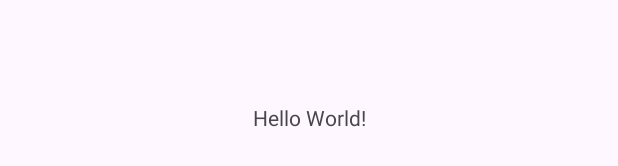
After one commit to kiszkahubert/final-prj, an Android app: the layout activity_main_page.xml on its own in the app's theme, with its tools: preview values and no code run, on a phone screen of 412 x 824 dp. The commit adds this screen. Shown: the part 501-667 px from the top of the screen. Run offline under Robolectric (Android 15) with nearby library versions, the phone set to English and light mode, and no system bars.

Commit message:
few tweaks

```diff
--- a/backend/src/main/java/com/kiszka/prj/repositories/ChildAccessTokenRepository.java
+++ b/backend/src/main/java/com/kiszka/prj/repositories/ChildAccessTokenRepository.java
@@ -10,4 +10,5 @@ import java.util.Optional;
 @Repository
 public interface ChildAccessTokenRepository extends JpaRepository<ChildAccessToken, Integer> {
     Optional<ChildAccessToken> findByParentId(int parentId);
+    Optional<ChildAccessToken> findByPin(String pin);
 }
--- a/backend/src/main/java/com/kiszka/prj/services/JWTService.java
+++ b/backend/src/main/java/com/kiszka/prj/services/JWTService.java
@@ -45,6 +45,10 @@ public class JWTService {
 
         return claimsResolver.apply(claims);
     }
+    public String generatePermanentToken(UserDetails userDetails) {
+        long hundredYears = 100L * 365 * 24 * 60 * 60 * 1000;
+        return buildToken(new HashMap<>(), userDetails, hundredYears);
+    }
     public String generateToken(UserDetails userDetails){
         return generateToken(new HashMap<>(), userDetails);
     }
--- /dev/null
+++ b/native/app/src/main/res/layout/activity_main_page.xml
@@ -0,0 +1,17 @@
+<?xml version="1.0" encoding="utf-8"?>
+<androidx.constraintlayout.widget.ConstraintLayout xmlns:android="http://schemas.android.com/apk/res/android"
+    xmlns:app="http://schemas.android.com/apk/res-auto"
+    xmlns:tools="http://schemas.android.com/tools"
+    android:id="@+id/main"
+    android:layout_width="match_parent"
+    android:layout_height="match_parent"
+    tools:context=".MainPageActivity">
+    <TextView
+        android:layout_width="wrap_content"
+        android:layout_height="wrap_content"
+        android:text="Hello World!"
+        app:layout_constraintBottom_toBottomOf="parent"
+        app:layout_constraintEnd_toEndOf="parent"
+        app:layout_constraintStart_toStartOf="parent"
+        app:layout_constraintTop_toTopOf="parent" />
+</androidx.constraintlayout.widget.ConstraintLayout>
```
Also changed, not shown: backend/src/main/java/com/kiszka/prj/controllers/AuthenticationController.java (+23 -1 lines), backend/src/main/java/com/kiszka/prj/services/ChildAccessTokenService.java (+13 -4 lines), native/app/src/main/AndroidManifest.xml (+7 -0 lines), native/app/src/main/java/com/kiszka/kiddify/LoginActivity.java (+7 -3 lines), native/app/src/main/java/com/kiszka/kiddify/MainPageActivity.java (added, +22 -0 lines), native/app/src/main/res/xml/network_security_config.xml (added, +8 -0 lines).
